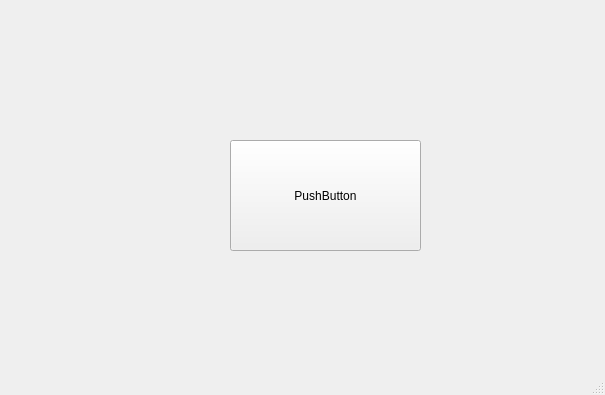
Qt form core/mainwindow.ui (JohnMiz/TvTracker) before a commit.
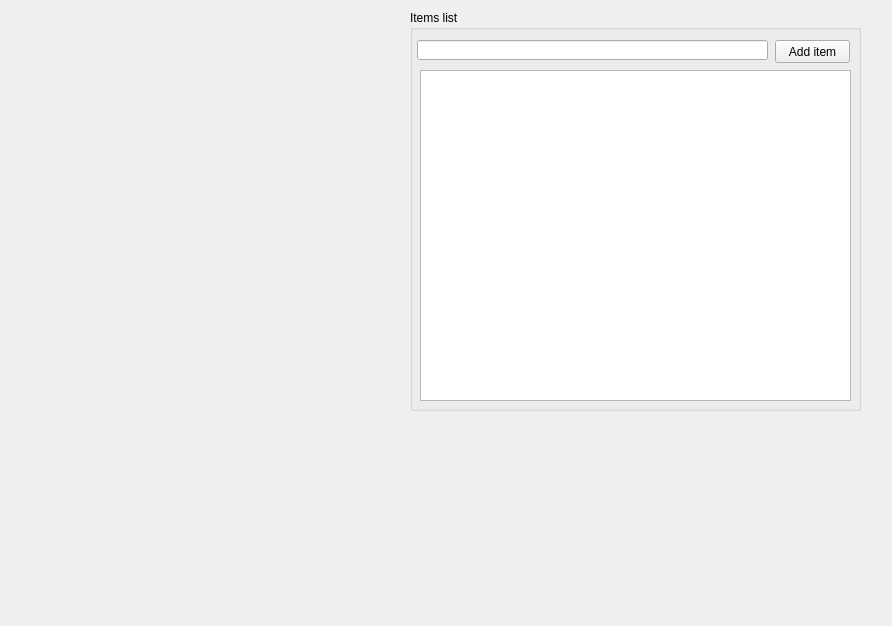
The same form after that commit.

Commit message: Added list option to add tv shows

What changed in the file:
```diff
--- a/core/mainwindow.ui
+++ b/core/mainwindow.ui
@@ -6,39 +6,61 @@
    <rect>
     <x>0</x>
     <y>0</y>
-    <width>605</width>
-    <height>395</height>
+    <width>892</width>
+    <height>626</height>
    </rect>
   </property>
   <property name="windowTitle">
    <string>MainWindow</string>
   </property>
   <widget class="QWidget" name="centralWidget">
-   <widget class="QPushButton" name="pushButton">
+   <widget class="QGroupBox" name="itemsGroup">
     <property name="geometry">
      <rect>
-      <x>230</x>
-      <y>140</y>
-      <width>191</width>
-      <height>111</height>
+      <x>410</x>
+      <y>10</y>
+      <width>451</width>
+      <height>401</height>
      </rect>
     </property>
-    <property name="text">
-     <string>PushButton</string>
+    <property name="title">
+     <string>Items list</string>
     </property>
+    <widget class="QLineEdit" name="itemName">
+     <property name="geometry">
+      <rect>
+       <x>7</x>
+       <y>30</y>
+       <width>351</width>
+       <height>20</height>
+      </rect>
+     </property>
+    </widget>
+    <widget class="QPushButton" name="pushButton">
+     <property name="geometry">
+      <rect>
+       <x>365</x>
+       <y>30</y>
+       <width>75</width>
+       <height>23</height>
+      </rect>
+     </property>
+     <property name="text">
+      <string>Add item</string>
+     </property>
+    </widget>
+    <widget class="QListWidget" name="listWidget">
+     <property name="geometry">
+      <rect>
+       <x>10</x>
+       <y>60</y>
+       <width>431</width>
+       <height>331</height>
+      </rect>
+     </property>
+    </widget>
    </widget>
   </widget>
-  <widget class="QMenuBar" name="menuBar">
-   <property name="geometry">
-    <rect>
-     <x>0</x>
-     <y>0</y>
-     <width>605</width>
-     <height>21</height>
-    </rect>
-   </property>
-  </widget>
-  <widget class="QStatusBar" name="statusBar"/>
  </widget>
  <layoutdefault spacing="6" margin="11"/>
  <resources/>
```
The commit also changes 7 other files.
